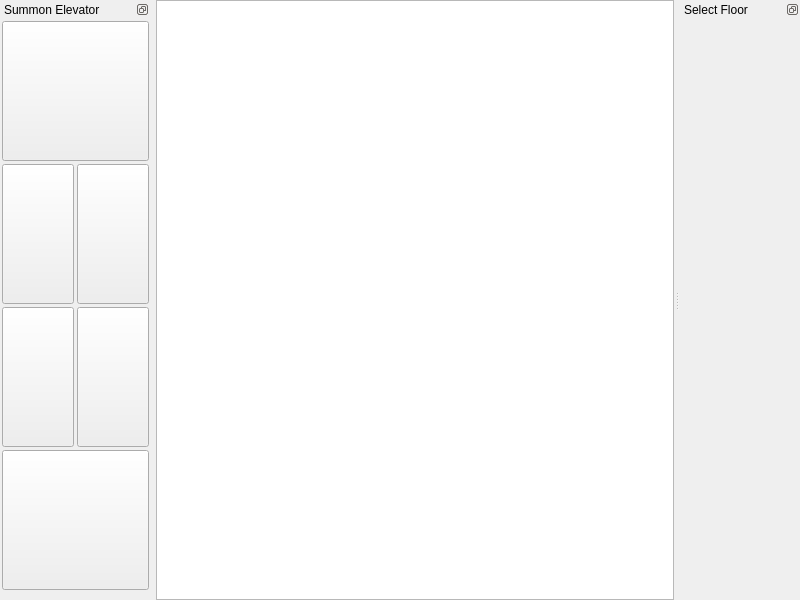
The window that mainwindow.ui (Serkhani/Elevator) describes before a commit, drawn with Qt 5.
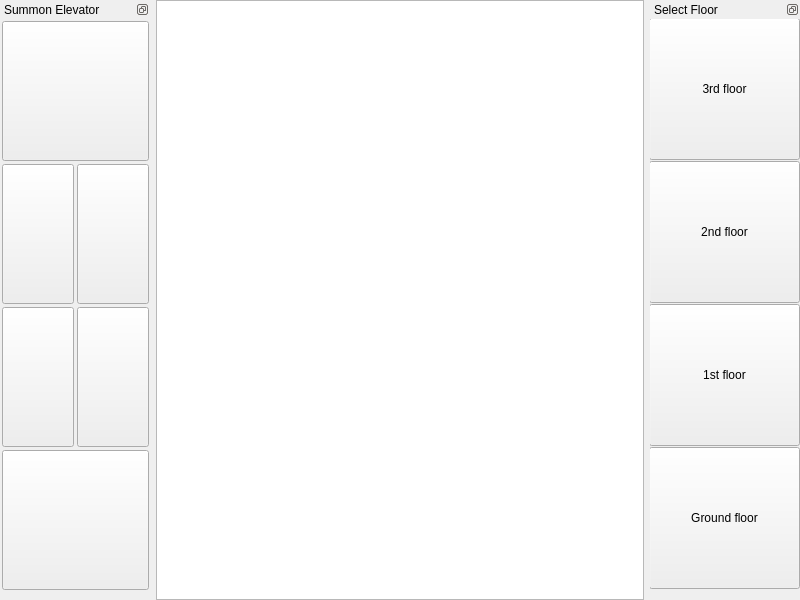
The same window after the commit. Icons and pictures are not drawn.

Commit message: added the select buttons

Diff of the .ui file:
```diff
--- a/mainwindow.ui
+++ b/mainwindow.ui
@@ -63,7 +63,7 @@
    </property>
    <property name="minimumSize">
     <size>
-     <width>120</width>
+     <width>150</width>
      <height>40</height>
     </size>
    </property>
@@ -88,7 +88,75 @@
    <attribute name="dockWidgetArea">
     <number>2</number>
    </attribute>
-   <widget class="QWidget" name="dockWidgetContents_3"/>
+   <widget class="QWidget" name="dockWidgetContents_3">
+    <widget class="QWidget" name="verticalLayoutWidget">
+     <property name="geometry">
+      <rect>
+       <x>-1</x>
+       <y>-1</y>
+       <width>151</width>
+       <height>571</height>
+      </rect>
+     </property>
+     <layout class="QVBoxLayout" name="verticalLayout_2">
+      <property name="spacing">
+       <number>1</number>
+      </property>
+      <item>
+       <widget class="QPushButton" name="thirdFloorSelectBtn">
+        <property name="sizePolicy">
+         <sizepolicy hsizetype="Minimum" vsizetype="Minimum">
+          <horstretch>0</horstretch>
+          <verstretch>0</verstretch>
+         </sizepolicy>
+        </property>
+        <property name="text">
+         <string>3rd floor</string>
+        </property>
+       </widget>
+      </item>
+      <item>
+       <widget class="QPushButton" name="secondFloorSelectBtn">
+        <property name="sizePolicy">
+         <sizepolicy hsizetype="Minimum" vsizetype="Minimum">
+          <horstretch>0</horstretch>
+          <verstretch>0</verstretch>
+         </sizepolicy>
+        </property>
+        <property name="text">
+         <string>2nd floor</string>
+        </property>
+       </widget>
+      </item>
+      <item>
+       <widget class="QPushButton" name="firstFloorSelectBtn">
+        <property name="sizePolicy">
+         <sizepolicy hsizetype="Minimum" vsizetype="Minimum">
+          <horstretch>0</horstretch>
+          <verstretch>0</verstretch>
+         </sizepolicy>
+        </property>
+        <property name="text">
+         <string>1st floor</string>
+        </property>
+       </widget>
+      </item>
+      <item>
+       <widget class="QPushButton" name="groundFloorSelectBtn">
+        <property name="sizePolicy">
+         <sizepolicy hsizetype="Minimum" vsizetype="Minimum">
+          <horstretch>0</horstretch>
+          <verstretch>0</verstretch>
+         </sizepolicy>
+        </property>
+        <property name="text">
+         <string>Ground floor</string>
+        </property>
+       </widget>
+      </item>
+     </layout>
+    </widget>
+   </widget>
   </widget>
   <widget class="QDockWidget" name="summonElevatorDockWidget_2">
    <property name="sizePolicy">
```
Left out of the diff: 22 changed lines with no effect on the pictures.
